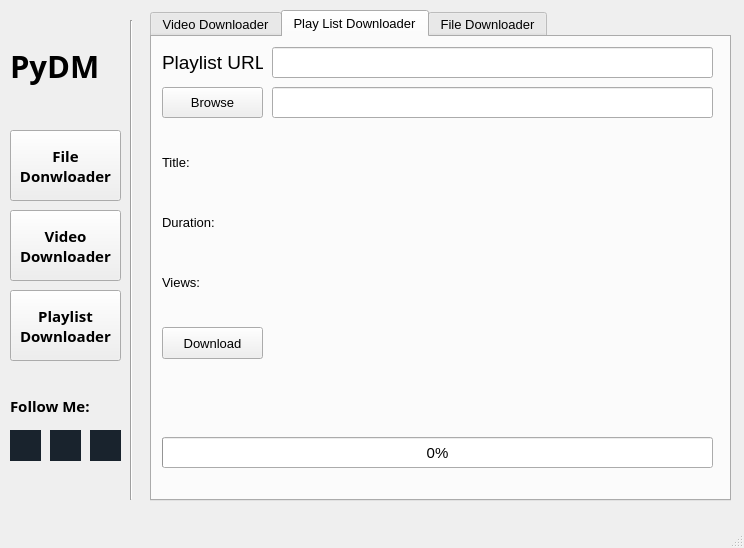
Qt form main.ui (zeyad-hisham-cyper/Pyhon_Download_Manager) before a commit.
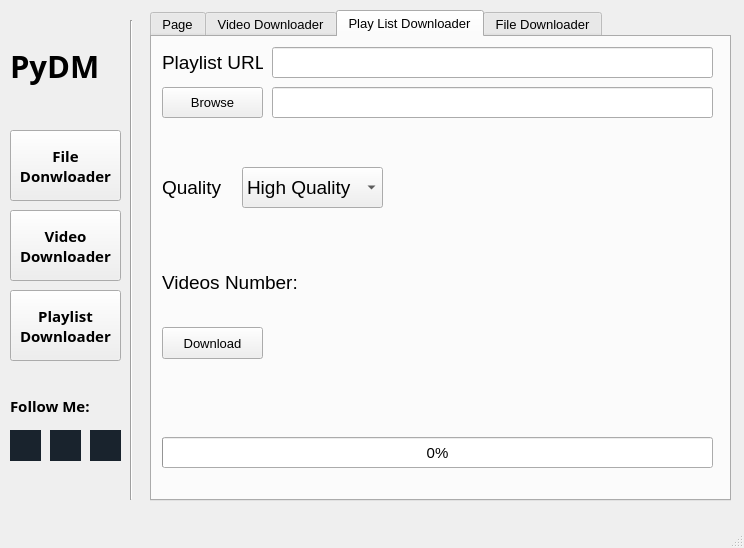
The same form after that commit. The open tabs and pages were chosen to show the change. Icons and pictures are not drawn.

```diff
--- a/main.ui
+++ b/main.ui
@@ -2035,6 +2035,41 @@
     <property name="currentIndex">
      <number>0</number>
     </property>
+    <widget class="QWidget" name="tab_4">
+     <attribute name="title">
+      <string>Page</string>
+     </attribute>
+     <widget class="QLabel" name="label_12">
+      <property name="geometry">
+       <rect>
+        <x>20</x>
+        <y>20</y>
+        <width>521</width>
+        <height>411</height>
+       </rect>
+      </property>
+      <property name="font">
+       <font>
+        <family>Alien Encounters Solid</family>
+        <pointsize>40</pointsize>
+        <weight>75</weight>
+        <italic>false</italic>
+        <bold>true</bold>
+        <kerning>true</kerning>
+       </font>
+      </property>
+      <property name="text">
+       <string>Welcome to
+PyDM</string>
+      </property>
+      <property name="textFormat">
+       <enum>Qt::AutoText</enum>
+      </property>
+      <property name="alignment">
+       <set>Qt::AlignCenter</set>
+      </property>
+     </widget>
+    </widget>
     <widget class="QWidget" name="tab">
      <attribute name="title">
       <string>Video Downloader</string>
@@ -2335,58 +2370,65 @@
        <number>0</number>
       </property>
      </widget>
-     <widget class="QLabel" name="label_10">
-      <property name="geometry">
-       <rect>
-        <x>10</x>
-        <y>170</y>
-        <width>550</width>
-        <height>31</height>
-       </rect>
-      </property>
-      <property name="font">
-       <font>
-        <pointsize>10</pointsize>
-       </font>
-      </property>
-      <property name="text">
-       <string>Duration:</string>
-      </property>
-     </widget>
      <widget class="QLabel" name="label_11">
       <property name="geometry">
        <rect>
         <x>10</x>
         <y>230</y>
-        <width>550</width>
+        <width>211</width>
         <height>31</height>
        </rect>
       </property>
       <property name="font">
        <font>
-        <pointsize>10</pointsize>
+        <pointsize>14</pointsize>
        </font>
       </property>
       <property name="text">
-       <string>Views:</string>
+       <string>Videos Number:</string>
       </property>
      </widget>
-     <widget class="QLabel" name="label_12">
+     <widget class="QComboBox" name="comboBox_2">
+      <property name="geometry">
+       <rect>
+        <x>90</x>
+        <y>130</y>
+        <width>141</width>
+        <height>41</height>
+       </rect>
+      </property>
+      <property name="font">
+       <font>
+        <pointsize>14</pointsize>
+       </font>
+      </property>
+      <item>
+       <property name="text">
+        <string>High Quality</string>
+       </property>
+      </item>
+      <item>
+       <property name="text">
+        <string>Low Quality</string>
+       </property>
+      </item>
+     </widget>
+     <widget class="QLabel" name="label_10">
       <property name="geometry">
        <rect>
         <x>10</x>
-        <y>110</y>
-        <width>550</width>
-        <height>31</height>
+        <y>130</y>
+        <width>71</width>
+        <height>41</height>
        </rect>
       </property>
       <property name="font">
        <font>
-        <pointsize>10</pointsize>
+        <pointsize>14</pointsize>
        </font>
       </property>
       <property name="text">
-       <string>Title:</string>
+       <string>Quality</string>
       </property>
      </widget>
     </widget>
```
Left out of the diff: 14 changed lines with no effect on the pictures.
